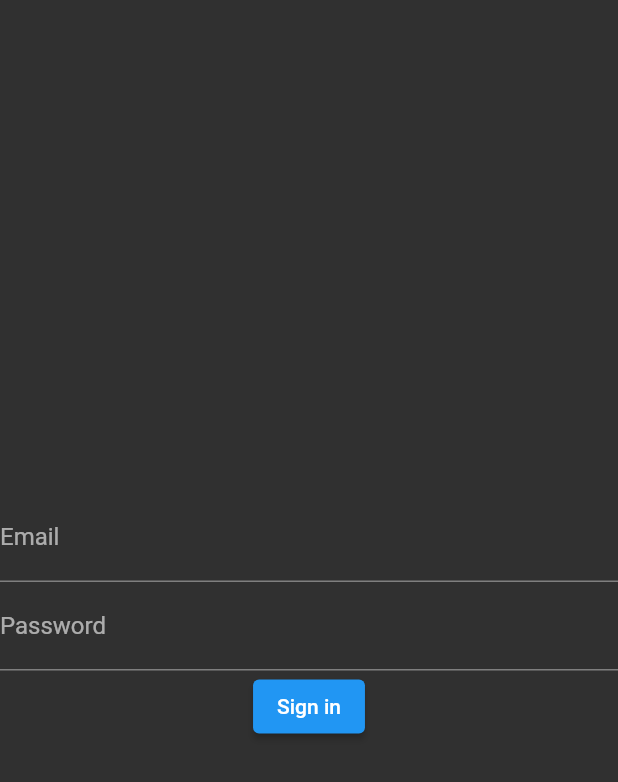
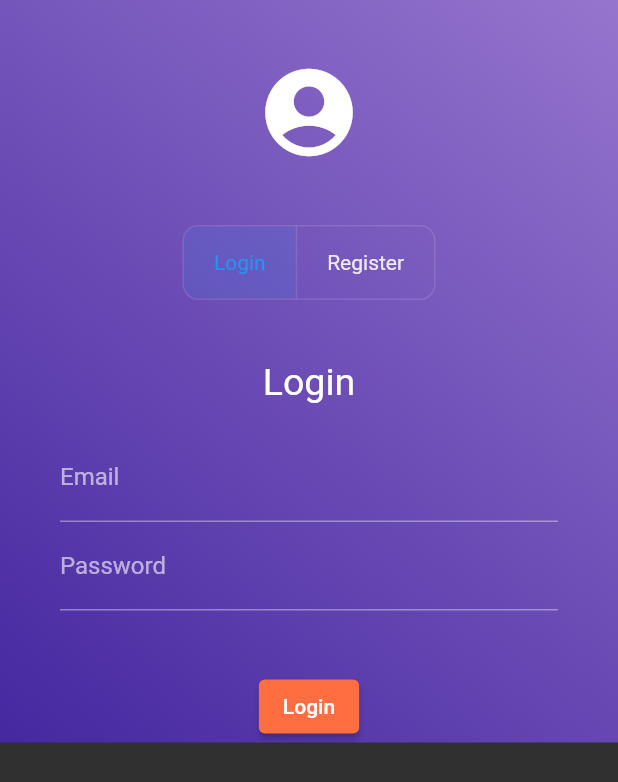
Before and after one commit to tarkabab/cafestamp-admin, a Flutter app: the screen it shows after launch, on a phone screen of 412 x 824 dp. Shown: the top 782 px of the screen. Run offline on Flutter 3.47's test engine with Material 2 defaults, Android fonts, the phone set to English and light mode, and no system bars; our stand-ins replace cloud_firestore, firebase_auth, firebase_core, fl_chart; missing offline and left inert: flutter_barcode_scanner; accounts and stored records are empty.

Commit message:
login, sign up page love

```diff
--- a/lib/main.dart
+++ b/lib/main.dart
@@ -3,7 +3,7 @@ import 'package:coffee_admin/model/customer.dart';
 import 'package:firebase_core/firebase_core.dart';
 import 'package:flutter/material.dart';
 import 'package:provider/provider.dart';
-import 'package:coffee_admin/page/authentication_wrapper.dart';
+import 'package:coffee_admin/ui/authentication_wrapper.dart';
 import 'package:coffee_admin/service/firestore_service.dart';
 
 void main() async {
--- a/lib/page/login_page.dart
+++ /dev/null
@@ -1,41 +0,0 @@
-import 'package:coffee_admin/service/auth.dart';
-import 'package:flutter/material.dart';
-import 'package:provider/provider.dart';
-
-class LoginPage extends StatelessWidget {
-  final TextEditingController emailController = TextEditingController();
-  final TextEditingController passwordController = TextEditingController();
-
-  @override
-  Widget build(BuildContext context) {
-    return Scaffold(
-      body: Column(
-        mainAxisAlignment: MainAxisAlignment.center,
-        crossAxisAlignment: CrossAxisAlignment.center,
-        children: [
-          TextField(
-            controller: emailController,
-            decoration: InputDecoration(labelText: "Email"),
-          ),
-          TextField(
-            controller: passwordController,
-            decoration: InputDecoration(labelText: "Password"),
-          ),
-          ElevatedButton(
-            onPressed: () {
-              context.read<AuthService>().login(
-                    email: emailController.text.trim(),
-                    password: passwordController.text.trim(),
-                  );
-            },
-            child: Text("Sign in"),
-          )
-        ],
-      ),
-    );
-  }
-}
-
-
-// A new home for your coffee stamps
-//
--- a/lib/service/auth.dart
+++ b/lib/service/auth.dart
@@ -5,7 +5,8 @@ class AuthService {
 
   Stream<User?> get authStateChanges => _auth.authStateChanges();
 
-  Future<void> register(String email, String password) async {
+  Future<void> register(
+      {required String email, required String password}) async {
     try {
       UserCredential userCredential =
           await _auth.createUserWithEmailAndPassword(
--- a/lib/page/authentication_wrapper.dart
+++ b/lib/ui/authentication_wrapper.dart
@@ -1,5 +1,5 @@
-import 'package:coffee_admin/page/landing_page.dart';
-import 'package:coffee_admin/page/login_page.dart';
+import 'package:coffee_admin/ui/landing_page.dart';
+import 'package:coffee_admin/ui/login_page.dart';
 import 'package:flutter/material.dart';
 import 'package:provider/provider.dart';
 import 'package:firebase_auth/firebase_auth.dart';
--- /dev/null
+++ b/lib/ui/login_page.dart
@@ -0,0 +1,187 @@
+import 'package:coffee_admin/service/auth.dart';
+import 'package:flutter/material.dart';
+import 'package:provider/provider.dart';
+
+class LoginPage extends StatefulWidget {
+  @override
+  _LoginPageState createState() => _LoginPageState();
+}
+
+class _LoginPageState extends State<LoginPage> {
+  final TextEditingController userNameController = TextEditingController();
+  final TextEditingController emailController = TextEditingController();
+  final TextEditingController passwordController = TextEditingController();
+  bool _isLogin = true;
+
+  @override
+  Widget build(BuildContext context) {
+    final List<Widget> _register = [
+      Text("Register", style: TextStyle(fontSize: 25)),
+      SizedBox(height: 20),
+      TextFormField(
+        controller: userNameController,
+        decoration: InputDecoration(labelText: "Username"),
+      ),
+      TextFormField(
+        controller: emailController,
+        decoration: InputDecoration(labelText: "Email"),
+        validator: (value) => null,
+      ),
+      TextFormField(
+        controller: passwordController,
+        obscureText: true,
+        decoration: InputDecoration(labelText: "Password"),
+        validator: (value) => null,
+      ),
+      SizedBox(height: 40),
+      ElevatedButton(
+        style: ElevatedButton.styleFrom(primary: Colors.deepOrangeAccent),
+        onPressed: () {
+          context.read<AuthService>().register(
+                email: emailController.text.trim(),
+                password: passwordController.text.trim(),
+              );
+        },
+        child: Text("Register"),
+      ),
+    ];
+
+    final List<Widget> _login = [
+      Text("Login", style: TextStyle(fontSize: 25)),
+      SizedBox(height: 20),
+      TextFormField(
+        controller: emailController,
+        decoration: InputDecoration(labelText: "Email"),
+        validator: (value) => null,
+      ),
+      TextFormField(
+        controller: passwordController,
+        obscureText: true,
+        decoration: InputDecoration(labelText: "Password"),
+        validator: (value) => null,
+      ),
+      SizedBox(height: 40),
+      ElevatedButton(
+        style: ElevatedButton.styleFrom(primary: Colors.deepOrangeAccent),
+        onPressed: () {
+          context.read<AuthService>().login(
+                email: emailController.text.trim(),
+                password: passwordController.text.trim(),
+              );
+        },
+        child: Text("Login"),
+      ),
+    ];
+
+    List<Widget> _selector = [
+      Row(
+        mainAxisAlignment: MainAxisAlignment.spaceEvenly,
+        children: [
+          ToggleButtons(
+            borderRadius: BorderRadius.all(Radius.circular(10)),
+            children: [
+              Padding(
+                padding: const EdgeInsets.symmetric(horizontal: 20),
+                child: Text('Login'),
+              ),
+              Padding(
+                padding: const EdgeInsets.symmetric(horizontal: 20),
+                child: Text("Register"),
+              ),
+            ],
+            isSelected: [_isLogin, !_isLogin],
+            onPressed: (int index) {
+              setState(() {
+                if (index == 0)
+                  _isLogin = true;
+                else
+                  _isLogin = false;
+              });
+            },
+          )
+        ],
+      ),
+    ];
+
+    return Scaffold(
+      body: Container(
+        decoration: BoxDecoration(
+            gradient: LinearGradient(
+                begin: Alignment.topRight,
+                end: Alignment.bottomLeft,
+                colors: [
+              Colors.deepPurple.shade300,
+              Colors.deepPurple.shade800
+            ])),
+        child: SafeArea(
+          child: SingleChildScrollView(
+            padding: const EdgeInsets.symmetric(horizontal: 40),
+            child: Column(
+              mainAxisAlignment: MainAxisAlignment.start,
+              crossAxisAlignment: CrossAxisAlignment.center,
+              children: [
+                SizedBox(height: 40),
+                Icon(Icons.account_circle, size: 70),
+                SizedBox(height: 40),
+                ..._selector,
+                SizedBox(height: 40),
+                if (_isLogin) ..._login else ..._register,
+              ],
+            ),
+          ),
+        ),
+      ),
+    );
+  }
+}
+
+//                 SizedBox(height: 40),
+//                 Icon(Icons.account_circle, size: 70),
+//                 SizedBox(height: 40),
+//                 Text("Login", style: TextStyle(fontSize: 25)),
+//                 TextFormField(
+//                   controller: emailController,
+//                   decoration: InputDecoration(labelText: "Email"),
+//                   validator: (value) => null,
+//                 ),
+//                 TextFormField(
+//                   controller: passwordController,
+//                   obscureText: true,
+//                   decoration: InputDecoration(labelText: "Password"),
+//                   validator: (value) => null,
+//                 ),
+//                 SizedBox(height: 40),
+//                 ElevatedButton(
+//                   style: ElevatedButton.styleFrom(
+//                       primary: Colors.deepOrangeAccent),
+//                   onPressed: () {
+//                     context.read<AuthService>().login(
+//                           email: emailController.text.trim(),
+//                           password: passwordController.text.trim(),
+//                         );
+//                   },
+//                   child: Text("Login"),
+//                 ),
+//                 SizedBox(height: 30),
+//                 _separator,
+//                 SizedBox(height: 30),
+//                 Text("Register", style: TextStyle(fontSize: 25)),
+//                 TextField(
+//                   controller: passwordController,
+//                   decoration: InputDecoration(labelText: "Username"),
+//                 ),
+//                 SizedBox(height: 40),
+//                 ElevatedButton(
+//                   style: ElevatedButton.styleFrom(
+//                       primary: Colors.deepOrangeAccent),
+//                   onPressed: () {
+//                     context.read<AuthService>().register(
+//                           email: emailController.text.trim(),
+//                           password: passwordController.text.trim(),
+//                         );
+//                   },
+//                   child: Text("Register"),
+//                 ),
+
+// A new home for your coffee stamps
+//
--- a/pubspec.yaml
+++ b/pubspec.yaml
@@ -15,7 +15,7 @@ publish_to: 'none' # Remove this line if you wish to publish to pub.dev
 # In iOS, build-name is used as CFBundleShortVersionString while build-number used as CFBundleVersion.
 # Read more about iOS versioning at
 # https://developer.apple.com/library/archive/documentation/General/Reference/InfoPlistKeyReference/Articles/CoreFoundationKeys.html
-version: 0.0.6
+version: 0.0.7
 
 environment:
   sdk: '>=2.12.0 <3.0.0'
```
Also changed, not shown: lib/ui/landing_page.dart (renamed from lib/page/landing_page.dart, +4 -4 lines), lib/ui/register.dart (added, +69 -0 lines), lib/ui/customer_page.dart (renamed from lib/page/customer_page.dart), lib/ui/messaging_page.dart (renamed from lib/page/messaging_page.dart), lib/ui/scanner_page.dart (renamed from lib/page/scanner_page.dart), lib/ui/statistics_page.dart (renamed from lib/page/statistics_page.dart).
